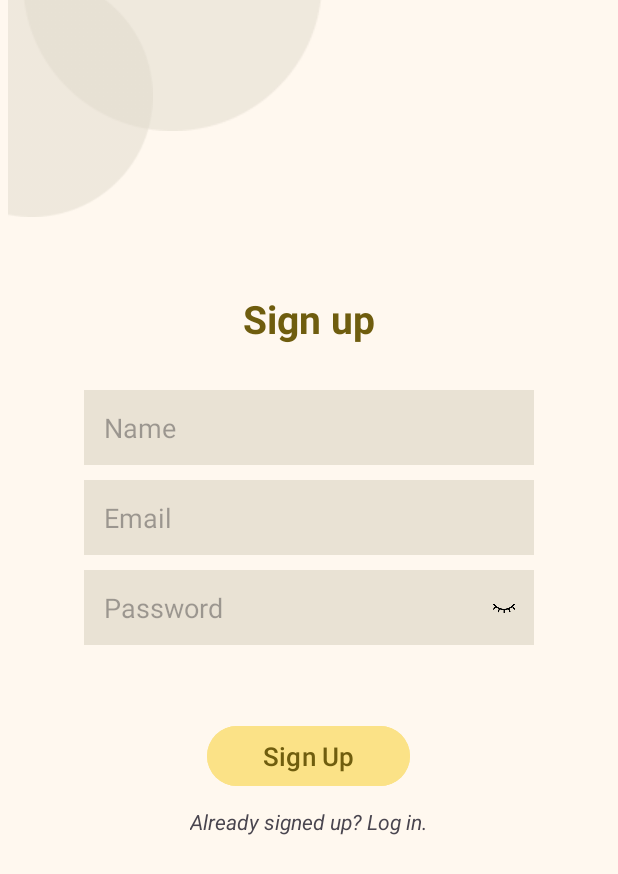
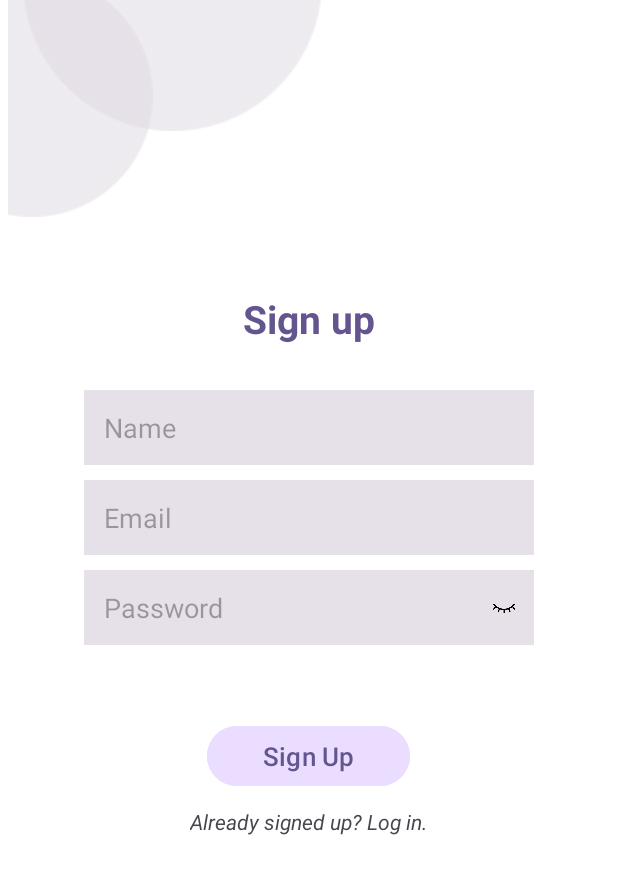
Before and after one commit to e0c0h0o0/MovieinApplication, an Android app built with Jetpack Compose: the SignUpActivity screen opened directly, with no data from a screen before it, on a phone screen of 412 x 824 dp. Shown: the top 874 px of the screen. Run offline under Robolectric (Android 15) with nearby library versions, the phone set to English and light mode, and no system bars; our stand-ins replace Firebase (no records; nobody signed in at launch, a user with empty details on screens opened directly).

Commit message:
adjusted app theme

```diff
--- a/app/src/main/res/layout/activity_log_in.xml
+++ b/app/src/main/res/layout/activity_log_in.xml
@@ -16,7 +16,8 @@
         android:layout_alignParentTop="true"
         android:layout_marginStart="15dp"
         android:layout_marginTop="-49dp"
-        android:src="@drawable/circular_1" />
+        android:src="@drawable/circular_1"
+        app:tint="#DED8E1"/>
 
     <ImageView
         android:id="@+id/cicular_2"
@@ -26,7 +27,8 @@
         android:layout_alignParentTop="true"
         android:layout_marginStart="-6dp"
         android:layout_marginTop="-5dp"
-        android:src="@drawable/circular_2" />
+        android:src="@drawable/circular_2"
+        app:tint="#DED8E1"/>
 
     <TextView
         android:id="@+id/signup_title"
--- a/app/src/main/res/layout/activity_main.xml
+++ b/app/src/main/res/layout/activity_main.xml
@@ -18,10 +18,7 @@
         android:layout_width="match_parent"
         android:layout_height="wrap_content"
         android:layout_alignParentBottom="true"
-        android:layout_marginBottom="-5dp"
         style="@style/searchview"
-        android:outlineAmbientShadowColor="@color/search"
-        android:outlineSpotShadowColor="@color/search"
         app:itemIconSize="35dp"
         app:menu="@menu/bottom_nav_menu"/>
 </RelativeLayout>
--- a/app/src/main/res/layout/activity_sign_up.xml
+++ b/app/src/main/res/layout/activity_sign_up.xml
@@ -16,7 +16,8 @@
         android:layout_alignParentTop="true"
         android:layout_marginStart="15dp"
         android:layout_marginTop="-49dp"
-        android:src="@drawable/circular_1" />
+        android:src="@drawable/circular_1"
+        app:tint="#DED8E1"/>
 
     <ImageView
         android:id="@+id/cicular_2"
@@ -26,7 +27,8 @@
         android:layout_alignParentTop="true"
         android:layout_marginStart="-6dp"
         android:layout_marginTop="-5dp"
-        android:src="@drawable/circular_2" />
+        android:src="@drawable/circular_2"
+        app:tint="#DED8E1"/>
 
     <TextView
         android:id="@+id/login_title"
--- a/app/src/main/res/layout/item_grid_layout.xml
+++ b/app/src/main/res/layout/item_grid_layout.xml
@@ -17,8 +17,8 @@
         android:layout_gravity="bottom|start"
         android:layout_margin="4dp"
         android:padding="6dp"
-        android:background="@color/cardview_dark_background"
-        android:textColor="@android:color/white"
+        android:background="@drawable/rounded_corner"
+        android:textColor="@color/white"
         android:textSize="18sp"
         android:textStyle="bold" />
 </FrameLayout>
--- a/app/src/main/res/values/colors.xml
+++ b/app/src/main/res/values/colors.xml
@@ -3,12 +3,12 @@
     <color name="black">#FF000000</color>
     <color name="white">#FFFFFFFF</color>
     <color name="orange">#FF7F50</color>
-    <color name="background">#FFF8EF</color>
-    <color name="button">#FBE287</color>
-    <color name="text">#6F5D0E</color>
-    <color name="menu">#F4EDDF</color>
-    <color name="input">#E9E2D4</color>
-    <color name="search">#EFE7DA</color>
+    <color name="text">#65558F</color>
+    <color name="button">#EADDFF</color>
+    <color name="menu">#F3EDF7</color>
+    <color name="input">#E6E0E9</color>
+    <color name="search">#ECE6F0</color>
+    <color name="background">#FFFFFF</color>
     <color name="textnight">#808080</color>
     <color name="backgroundnight">#88363E3A</color>
     <color name="searchnight">#808080</color>
```
Also changed, not shown: app/src/main/res/drawable/rounded_corner.xml (added, +16 -0 lines), app/src/main/res/layout/activity_welcome.xml (+7 -4 lines), app/src/main/res/layout/fragment_trade_main.xml (+4 -5 lines), app/src/main/res/drawable/welcome.png.
